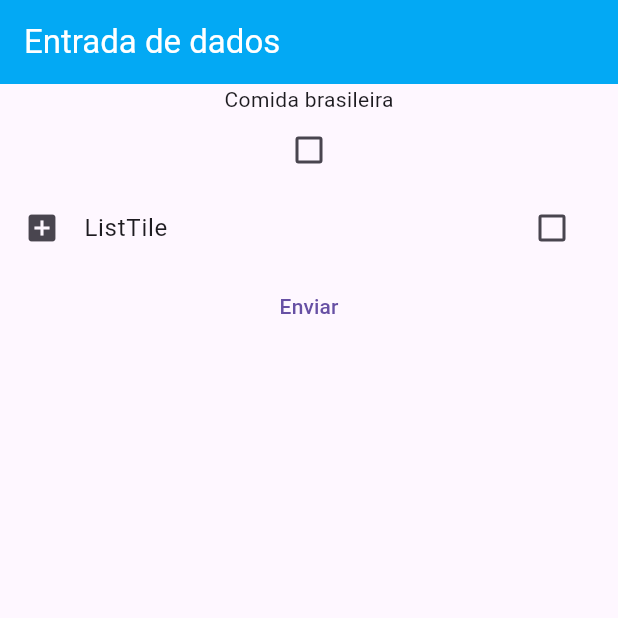
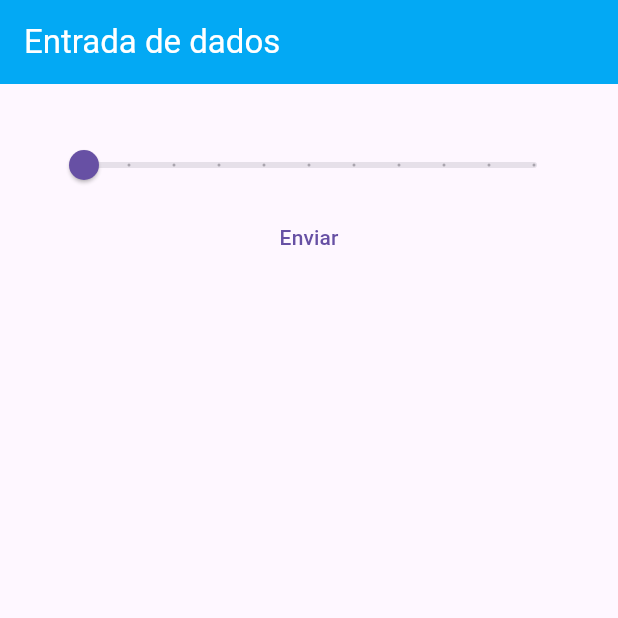
Before and after one commit to Antonio-Zago/curso_flutter, a Flutter app: the screen it shows after launch, on a phone screen of 412 x 824 dp, the top half of it. Run offline on Flutter 3.47's test engine with Material 3 defaults, Android fonts, the phone set to English and light mode, and no system bars.

Commit message:
Módulo de entrada de dados

```diff
--- /dev/null
+++ b/entrada_dados/lib/CampoSlider.dart
@@ -0,0 +1,54 @@
+import 'package:flutter/material.dart';
+
+class CampoSlider extends StatefulWidget {
+  const CampoSlider({super.key});
+
+  @override
+  State<CampoSlider> createState() => _CampoSliderState();
+}
+
+class _CampoSliderState extends State<CampoSlider> {
+
+  double _valor = 0;
+
+  @override
+  Widget build(BuildContext context) {
+    return Scaffold(
+      appBar: AppBar(
+        backgroundColor: Colors.lightBlue,
+        title: Text(
+          "Entrada de dados",
+          style: TextStyle(
+              color: Colors.white
+          ),
+        ),
+      ),
+      body: Padding(
+        padding: EdgeInsets.all(30),
+        child: Column(
+          children: [
+            Slider(
+                value: _valor,
+                min: 0,
+                max: 10,
+                divisions: 10,
+                label: _valor.toString(),
+                onChanged: (valor){
+                  setState(() {
+                    _valor = valor;
+                  });
+                }
+            ),
+
+            TextButton(
+                onPressed: (){
+                  print(_valor);
+                },
+                child: Text("Enviar")
+            )
+          ],
+        ),
+      ),
+    );
+  }
+}
--- a/entrada_dados/lib/main.dart
+++ b/entrada_dados/lib/main.dart
@@ -1,3 +1,6 @@
+import 'package:entrada_dados/CampoRadioButton.dart';
+import 'package:entrada_dados/CampoSlider.dart';
+import 'package:entrada_dados/CampoSwitch.dart';
 import 'package:entrada_dados/CampoTexto.dart';
 import 'package:flutter/material.dart';
 
@@ -5,6 +8,6 @@ import 'CampoCheckBox.dart';
 
 void main() {
   runApp(MaterialApp(
-    home: Campocheckbox(),
+    home: CampoSlider(),
   ));
 }
```
Also changed, not shown: entrada_dados/lib/CampoRadioButton.dart (added, +61 -0 lines), entrada_dados/lib/CampoSwitch.dart (added, +50 -0 lines).
